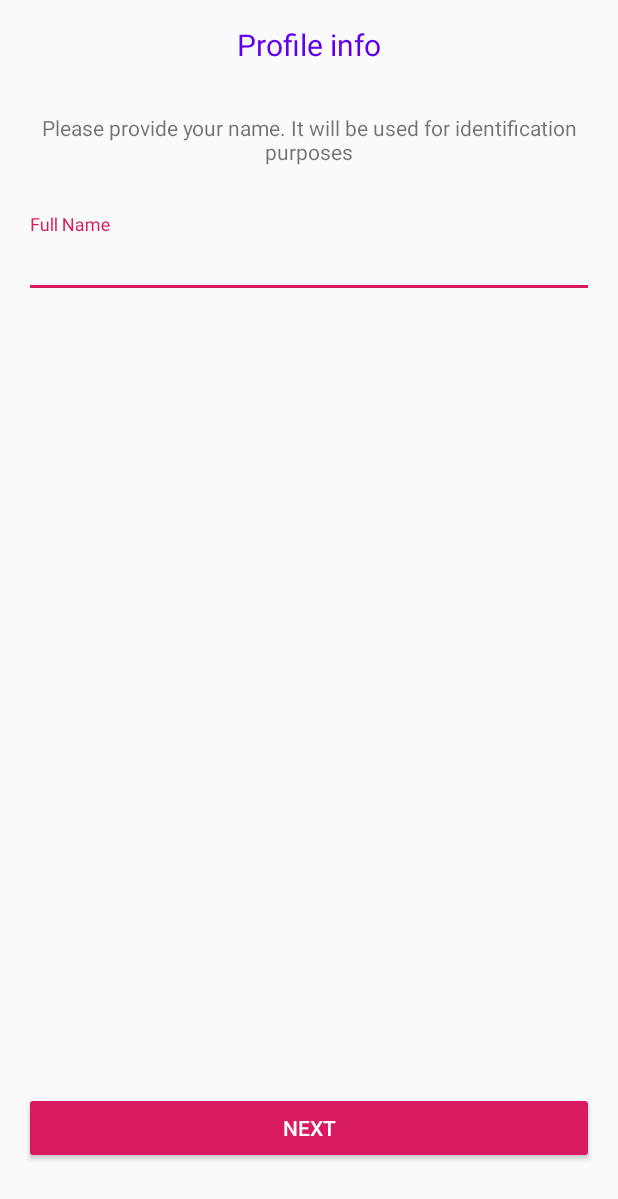
After one commit to RamlahAziz/Toggit, an Android app: the layout activity_user_registration.xml on its own in the app's theme, with its tools: preview values and no code run, on a phone screen of 412 x 824 dp. The commit adds this screen. Shown: the top 1199 px of the screen. Run offline under Robolectric (Android 15) with nearby library versions, the phone set to English and light mode, and no system bars.

Commit message:
user registration

```diff
--- a/app/build.gradle
+++ b/app/build.gradle
@@ -23,6 +23,7 @@ dependencies {
     implementation fileTree(dir: 'libs', include: ['*.jar'])
     implementation 'androidx.appcompat:appcompat:1.1.0'
     implementation 'androidx.constraintlayout:constraintlayout:1.1.3'
+    implementation 'com.google.firebase:firebase-messaging:17.3.4'
     testImplementation 'junit:junit:4.12'
     androidTestImplementation 'androidx.test:runner:1.2.0'
     androidTestImplementation 'androidx.test.espresso:espresso-core:3.2.0'
@@ -34,8 +35,13 @@ dependencies {
     implementation 'com.firebaseui:firebase-ui-auth:3.3.1'
     implementation 'com.firebaseui:firebase-ui-database:3.1.3'
     implementation 'com.google.firebase:firebase-auth:19.1.0'
+    implementation 'com.google.firebase:firebase-messaging:20.0.0'
+    implementation 'com.google.firebase:firebase-firestore:21.1.1'
 
     implementation 'com.google.firebase:firebase-core:17.2.0'
+
+    implementation 'com.google.android.material:material:1.0.0'
+
 }
 
 apply plugin: 'com.google.gms.google-services'
--- a/app/src/main/java/com/strigiformes/teletalk/SlidingImageAdapter.java
+++ b/app/src/main/java/com/strigiformes/teletalk/Startup/SlidingImageAdapter.java
@@ -1,4 +1,4 @@
-package com.strigiformes.teletalk;
+package com.strigiformes.teletalk.Startup;
 
 import android.content.Context;
 import android.net.Uri;
@@ -12,6 +12,7 @@ import androidx.viewpager.widget.PagerAdapter;
 
 import com.bumptech.glide.Glide;
 import com.bumptech.glide.request.RequestOptions;
+import com.strigiformes.teletalk.R;
 
 public class SlidingImageAdapter extends PagerAdapter {
 
--- a/app/src/main/java/com/strigiformes/teletalk/SplashActivity.java
+++ b/app/src/main/java/com/strigiformes/teletalk/Startup/SplashActivity.java
@@ -1,9 +1,11 @@
-package com.strigiformes.teletalk;
+package com.strigiformes.teletalk.Startup;
 
 import android.content.Intent;
 import android.os.Bundle;
 
 import androidx.appcompat.app.AppCompatActivity;
+
+import com.strigiformes.teletalk.Startup.MainActivity;
 
 public class SplashActivity extends AppCompatActivity {
     @Override
--- a/app/src/main/java/com/strigiformes/teletalk/WelcomeActivity.java
+++ b/app/src/main/java/com/strigiformes/teletalk/Startup/WelcomeActivity.java
@@ -1,4 +1,4 @@
-package com.strigiformes.teletalk;
+package com.strigiformes.teletalk.Startup;
 
 import android.content.Context;
 import android.content.Intent;
@@ -20,6 +20,9 @@ import android.widget.TextView;
 import androidx.appcompat.app.AppCompatActivity;
 import androidx.viewpager.widget.PagerAdapter;
 import androidx.viewpager.widget.ViewPager;
+
+import com.strigiformes.teletalk.Home;
+import com.strigiformes.teletalk.R;
 
 public class WelcomeActivity extends AppCompatActivity {
 
--- a/app/src/main/res/layout/activity_main.xml
+++ b/app/src/main/res/layout/activity_main.xml
@@ -4,7 +4,7 @@
     xmlns:tools="http://schemas.android.com/tools"
     android:layout_width="match_parent"
     android:layout_height="match_parent"
-    tools:context=".MainActivity">
+    tools:context=".Startup.MainActivity">
 
     <TextView
         android:layout_width="wrap_content"
--- /dev/null
+++ b/app/src/main/res/layout/activity_user_registration.xml
@@ -0,0 +1,54 @@
+<?xml version="1.0" encoding="utf-8"?>
+<LinearLayout xmlns:android="http://schemas.android.com/apk/res/android"
+    xmlns:tools="http://schemas.android.com/tools"
+    android:layout_width="match_parent"
+    android:layout_height="match_parent"
+    android:orientation="vertical"
+    tools:context=".Startup.UserRegistration">
+
+    <TextView
+        android:layout_width="wrap_content"
+        android:layout_height="wrap_content"
+        android:text="Profile info"
+        android:textSize="20sp"
+        android:padding="16dp"
+        android:layout_gravity="center_horizontal"
+        android:textColor="@color/design_default_color_primary"/>
+    <TextView
+        android:layout_width="wrap_content"
+        android:layout_height="wrap_content"
+        android:text="Please provide your name. It will be used for identification purposes"
+        android:layout_gravity="center_horizontal"
+        android:gravity="center_horizontal"
+        android:padding="16dp"
+        />
+
+    <com.google.android.material.textfield.TextInputLayout
+        android:layout_width="match_parent"
+        android:layout_height="wrap_content"
+        android:padding="16dp"
+        android:hint="Full Name">
+        <com.google.android.material.textfield.TextInputEditText
+            android:layout_width="match_parent"
+            android:layout_height="match_parent"
+            android:id="@+id/name_field"
+            android:inputType="textPersonName|textCapWords" />
+
+    </com.google.android.material.textfield.TextInputLayout>
+
+    <LinearLayout
+        android:layout_width="match_parent"
+        android:layout_height="0dp"
+        android:layout_weight="1">
+        <Button
+            android:id="@+id/nextButton"
+            android:layout_width="match_parent"
+            android:layout_height="wrap_content"
+            android:layout_margin="16dp"
+            android:text="next"
+            style="@style/Widget.AppCompat.Button.Colored"
+            android:layout_gravity="bottom|end"/>
+
+    </LinearLayout>
+
+</LinearLayout>
```
Also changed, not shown: app/src/main/AndroidManifest.xml (+10 -7 lines), app/src/main/java/com/strigiformes/teletalk/Startup/MainActivity.java (renamed from app/src/main/java/com/strigiformes/teletalk/MainActivity.java, +1 -25 lines), app/src/main/java/com/strigiformes/teletalk/Startup/UserRegistration.java (added, +118 -0 lines).
